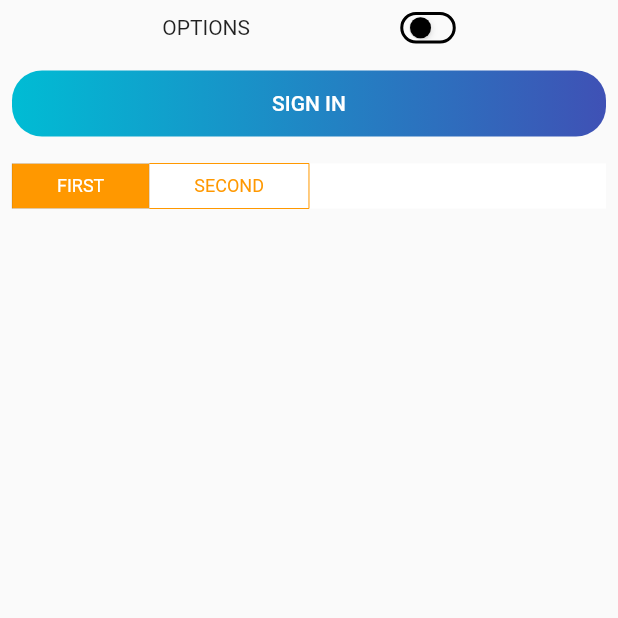
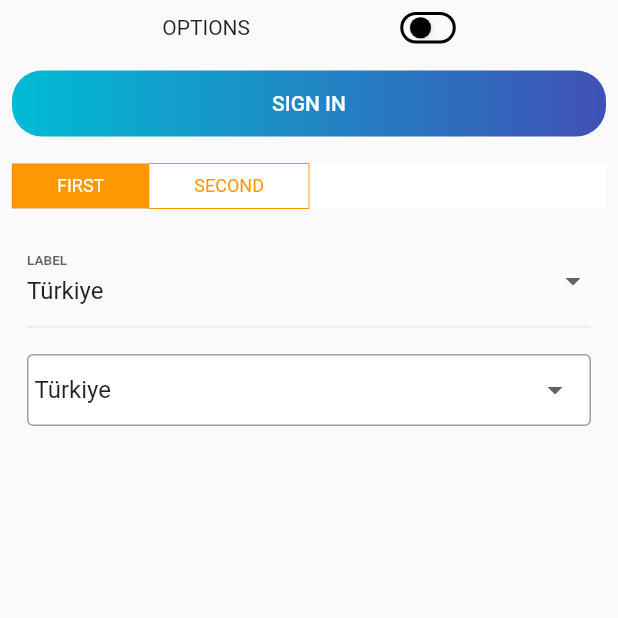
Before and after one commit to abdullah017/flutter-custom-widgets, a Flutter app: the screen it shows after launch, on a phone screen of 412 x 824 dp, the top half of it. Run offline on Flutter 3.47's test engine with Material 2 defaults, Android fonts, the phone set to English and light mode, and no system bars.

Commit message:
#2_CustomDropDownButton
Custom DropDown Button widget added

```diff
--- a/lib/main.dart
+++ b/lib/main.dart
@@ -3,6 +3,7 @@ import 'package:reusable_widgets/widgets/buttons/cupertino_switch_button.dart';
 
 import 'widgets/buttons/custom_gradient_elevatedbutton.dart';
 import 'widgets/buttons/custom_toggle_button.dart';
+import 'widgets/buttons/dropdown_button.dart';
 
 void main() {
   runApp(const MyApp());
@@ -31,7 +32,9 @@ class MyReusableWidgetView extends StatefulWidget {
 
 class _MyReusableWidgetViewState extends State<MyReusableWidgetView> {
   bool cupertinoSwitchValue = false; //CUPERTINOSWITCHBUTTON VALUE
-  List<bool> toggleButtonItemsSelected = [true, false];
+  List<bool> toggleButtonItemsSelected = [true, false]; //TOGGLE BUTTON VALUE
+  String? selectedCountry = 'Türkiye'; //DROPDOWN VALUE
+  List<String> listOfCountry = ['Türkiye', 'Almanya']; //DROPDOWN VALUE
   @override
   Widget build(BuildContext context) {
     return SafeArea(
@@ -62,11 +65,66 @@ class _MyReusableWidgetViewState extends State<MyReusableWidgetView> {
                   onPressed: (value) => tabChange(value),
                 ),
               )),
+              SliverToBoxAdapter(
+
+                  ///[CustomDropdownButtonFormField Area!]
+                  child: Padding(
+                      padding: const EdgeInsets.only(top: 18.0),
+                      child: buildDefaultCustomDropdown())),
+              SliverToBoxAdapter(
+                  //BORDERED DROPDOWN
+                  ///[CustomDropdownButtonFormField Area!]
+                  child: Padding(
+                      padding: const EdgeInsets.only(top: 18.0),
+                      child: buildBorderedCustomDropdown())),
             ],
           ),
         ),
       ),
     );
+  }
+
+  CustomDropdownButtonFormField buildDefaultCustomDropdown() {
+    return CustomDropdownButtonFormField(
+                      padding: const EdgeInsets.symmetric(horizontal: 10.0),
+                      labelText: 'LABEL',
+                      labelTextStyle: const TextStyle(
+                        fontSize: 12,
+                        fontWeight: FontWeight.bold,
+                      ),
+                      value: selectedCountry,
+                      items: listOfCountry.map((String val) {
+                        return DropdownMenuItem(
+                          alignment: Alignment.centerLeft,
+                          value: val,
+                          child: Text(
+                            val,
+                          ),
+                        );
+                      }).toList(),
+                    );
+  }
+
+  CustomDropdownButtonFormField buildBorderedCustomDropdown() {
+    return CustomDropdownButtonFormField(
+                      isBordered: true, //!!!!
+                      padding: const EdgeInsets.symmetric(horizontal: 10.0),
+                      labelText: 'LABEL',
+                      labelTextStyle: const TextStyle(
+                        fontSize: 12,
+                        fontWeight: FontWeight.bold,
+                      ),
+                      value: selectedCountry,
+                      items: listOfCountry.map((String val) {
+                        return DropdownMenuItem(
+                          alignment: Alignment.centerLeft,
+                          value: val,
+                          child: Text(
+                            val,
+                          ),
+                        );
+                      }).toList(),
+                    );
   }
 
   CustomGradientElevatedButton buildCustomGradientElevatedButton() {
--- /dev/null
+++ b/lib/widgets/buttons/dropdown_button.dart
@@ -0,0 +1,95 @@
+import 'package:flutter/material.dart';
+
+class CustomDropdownButtonFormField extends StatelessWidget {
+  final bool isBordered;
+  final Widget? icon;
+  final Object? value;
+  final List<DropdownMenuItem<Object>>? items;
+  final String? Function(dynamic)? validator;
+  final String? labelText;
+  final EdgeInsetsGeometry? padding;
+  final TextStyle? labelTextStyle;
+  final InputBorder? border;
+  final InputBorder? focusBorder;
+  final InputBorder? enabledBorder;
+  final TextStyle? style;
+  const CustomDropdownButtonFormField(
+      {Key? key,
+      this.value,
+      this.items,
+      this.validator,
+      this.labelText,
+      this.padding,
+      this.isBordered = false,
+      this.labelTextStyle,
+      this.border,
+      this.focusBorder,
+      this.enabledBorder,
+      this.icon,
+      this.style})
+      : super(key: key);
+
+  @override
+  Widget build(BuildContext context) {
+    return Padding(
+      padding: padding ??
+          const EdgeInsets.symmetric(
+            horizontal: 20,
+          ),
+      child: DropdownButtonFormField(
+        icon: icon,
+        style: style,
+        decoration: isBordered
+            ? const InputDecoration(
+                filled: true,
+                fillColor: Colors.white,
+                contentPadding:
+                    EdgeInsets.symmetric(vertical: 10.0, horizontal: 5),
+                border: OutlineInputBorder(
+                  borderSide: BorderSide(color: Colors.grey, width: 1.0),
+                ),
+                enabledBorder: OutlineInputBorder(
+                  borderSide: BorderSide(color: Colors.grey, width: 1.0),
+                ),
+                focusedBorder: OutlineInputBorder(
+                  borderSide: BorderSide(color: Colors.orange, width: 1.0),
+                ),
+              )
+            : InputDecoration(
+                labelText: labelText ?? '',
+                labelStyle: labelTextStyle,
+                border: border ??
+                    const UnderlineInputBorder(
+                      borderSide: BorderSide(color: Colors.grey, width: 0.2),
+                    ),
+                focusedBorder: focusBorder ??
+                    const UnderlineInputBorder(
+                      borderSide: BorderSide(color: Colors.grey, width: 0.2),
+                    ),
+                enabledBorder: enabledBorder ??
+                    const UnderlineInputBorder(
+                      borderSide: BorderSide(color: Colors.grey, width: 0.2),
+                    ),
+              ),
+        validator: validator,
+        value: value,
+        onChanged: (value) {
+          print(value);
+        },
+        onSaved: (value) {},
+        items: items,
+      ),
+    );
+  }
+}
+
+
+// controller.listOfValue.map((String val) {
+//         return DropdownMenuItem(
+//           value: val,
+//           child: Text(
+//             val,
+//             style: AppTextStyle().getSfProDisplayMedium(Colors.black),
+//           ),
+//         );
+//       }).toList(),
```
